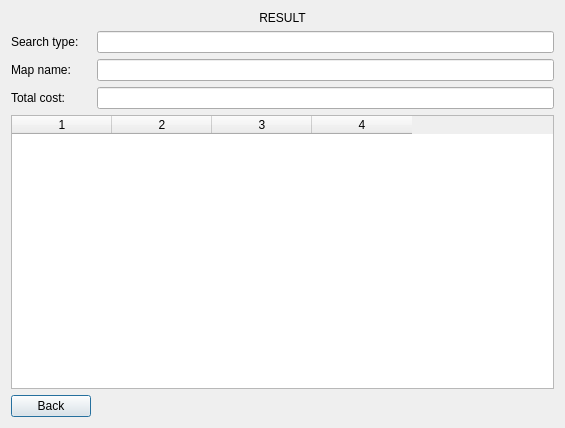
LvkazTG/ProgAvFinalProgram, file ProgAvProj/searchresultdlg.ui: the form before one commit.
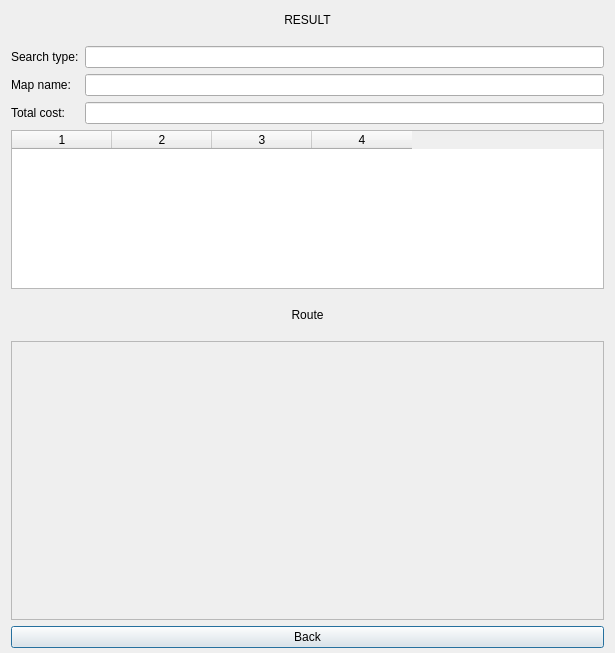
The form after the commit. Custom widgets are drawn as their Qt base class.

Commit message: [UP-18] Add route map representation *Correct error on map plot

Patch:
```diff
--- a/ProgAvProj/searchresultdlg.ui
+++ b/ProgAvProj/searchresultdlg.ui
@@ -6,19 +6,62 @@
    <rect>
     <x>0</x>
     <y>0</y>
-    <width>565</width>
-    <height>428</height>
+    <width>615</width>
+    <height>653</height>
    </rect>
   </property>
   <property name="windowTitle">
    <string>Dialog</string>
   </property>
-  <layout class="QGridLayout" name="gridLayout">
+  <layout class="QGridLayout" name="gridLayout" rowstretch="1,1,1,1,4,1,7,1">
+   <property name="topMargin">
+    <number>0</number>
+   </property>
+   <property name="bottomMargin">
+    <number>5</number>
+   </property>
    <item row="2" column="1">
-    <widget class="QLineEdit" name="lnMapName"/>
+    <widget class="QLineEdit" name="lnMapName">
+     <property name="readOnly">
+      <bool>true</bool>
+     </property>
+    </widget>
    </item>
    <item row="3" column="1">
-    <widget class="QLineEdit" name="lnTotalCost"/>
+    <widget class="QLineEdit" name="lnTotalCost">
+     <property name="readOnly">
+      <bool>true</bool>
+     </property>
+    </widget>
+   </item>
+   <item row="7" column="0" colspan="2">
+    <widget class="QPushButton" name="btnClose">
+     <property name="text">
+      <string>Back</string>
+     </property>
+    </widget>
+   </item>
+   <item row="6" column="0" colspan="2">
+    <widget class="QScrollArea" name="scrollArea">
+     <property name="widgetResizable">
+      <bool>true</bool>
+     </property>
+     <widget class="QWidget" name="scrollAreaWidgetContents">
+      <property name="geometry">
+       <rect>
+        <x>0</x>
+        <y>0</y>
+        <width>595</width>
+        <height>270</height>
+       </rect>
+      </property>
+      <layout class="QGridLayout" name="gridLayout_2">
+       <item row="0" column="0">
+        <widget class="RouteResultPaint" name="routePaint" native="true"/>
+       </item>
+      </layout>
+     </widget>
+    </widget>
    </item>
    <item row="1" column="0">
     <widget class="QLabel" name="lblSearchType">
@@ -27,6 +70,16 @@
      </property>
     </widget>
    </item>
+   <item row="5" column="0" colspan="2">
+    <widget class="QLabel" name="lblRoute">
+     <property name="text">
+      <string>Route</string>
+     </property>
+     <property name="alignment">
+      <set>Qt::AlignCenter</set>
+     </property>
+    </widget>
+   </item>
    <item row="4" column="0" colspan="2">
     <widget class="QTableWidget" name="tblPath">
      <property name="columnCount">
@@ -39,7 +92,11 @@
     </widget>
    </item>
    <item row="1" column="1">
-    <widget class="QLineEdit" name="lnSearchType"/>
+    <widget class="QLineEdit" name="lnSearchType">
+     <property name="readOnly">
+      <bool>true</bool>
+     </property>
+    </widget>
    </item>
    <item row="2" column="0">
     <widget class="QLabel" name="lblMapName">
@@ -65,15 +122,16 @@
      </property>
     </widget>
    </item>
-   <item row="5" column="0">
-    <widget class="QPushButton" name="btnClose">
-     <property name="text">
-      <string>Back</string>
-     </property>
-    </widget>
-   </item>
   </layout>
  </widget>
+ <customwidgets>
+  <customwidget>
+   <class>RouteResultPaint</class>
+   <extends>QWidget</extends>
+   <header>routeresultpaint.h</header>
+   <container>1</container>
+  </customwidget>
+ </customwidgets>
  <resources/>
  <connections/>
 </ui>
```
The commit also changes 6 other files.
